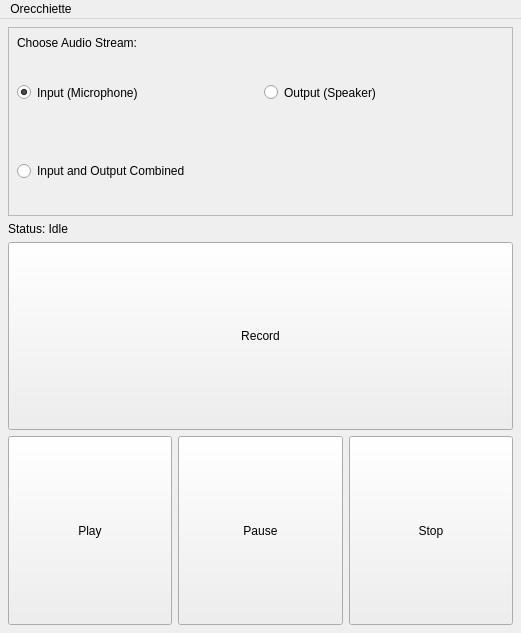
Old version of the form mainwindow.ui in the repository jpietrzak8/Orecchiette.
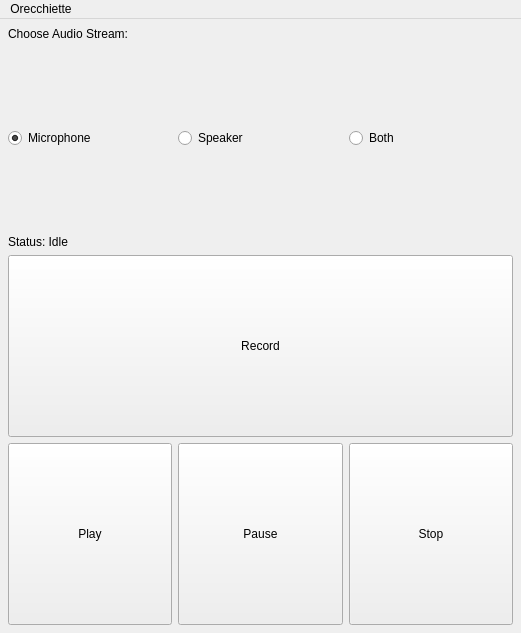
New version of the form. Icons and pictures are not drawn.

```diff
--- a/mainwindow.ui
+++ b/mainwindow.ui
@@ -19,18 +19,6 @@
      <number>8</number>
     </property>
     <item>
-     <widget class="QFrame" name="frame">
-      <property name="frameShape">
-       <enum>QFrame::StyledPanel</enum>
-      </property>
-      <property name="frameShadow">
-       <enum>QFrame::Raised</enum>
-      </property>
-      <layout class="QVBoxLayout" name="verticalLayout">
-       <property name="margin">
-        <number>8</number>
-       </property>
-       <item>
         <widget class="QLabel" name="chooseLabel">
          <property name="sizePolicy">
           <sizepolicy hsizetype="Preferred" vsizetype="Fixed">
@@ -54,7 +42,7 @@
             </sizepolicy>
            </property>
            <property name="text">
-            <string>Input (Microphone)</string>
+         <string>Microphone</string>
            </property>
            <property name="checked">
             <bool>true</bool>
@@ -70,11 +58,9 @@
             </sizepolicy>
            </property>
            <property name="text">
-            <string>Output (Speaker)</string>
-           </property>
-          </widget>
-         </item>
-        </layout>
+         <string>Speaker</string>
+        </property>
+       </widget>
        </item>
        <item>
         <widget class="QRadioButton" name="bothButton">
@@ -85,12 +71,11 @@
           </sizepolicy>
          </property>
          <property name="text">
-          <string>Input and Output Combined</string>
+         <string>Both</string>
          </property>
         </widget>
        </item>
       </layout>
-     </widget>
     </item>
     <item>
      <widget class="QLabel" name="statusLabel">
```
Lines whose indentation alone changed are shown as unchanged.
